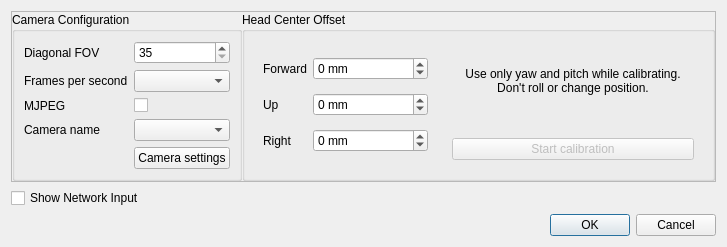
This is tracker-neuralnet/neuralnet-trackercontrols.ui in opentrack/opentrack as Qt 5 draws it before an edit. The edited form follows.
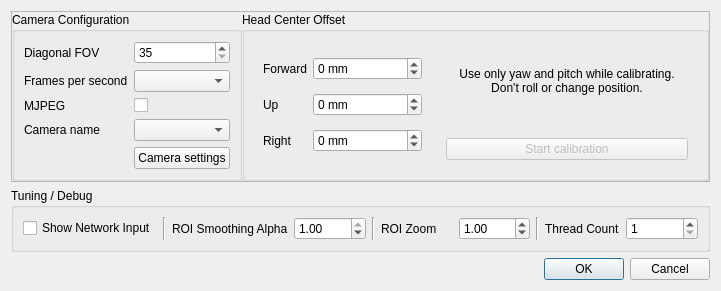
This is the edited form.

Patch:
```diff
--- a/tracker-neuralnet/neuralnet-trackercontrols.ui
+++ b/tracker-neuralnet/neuralnet-trackercontrols.ui
@@ -9,15 +9,15 @@
    <rect>
     <x>0</x>
     <y>0</y>
-    <width>727</width>
-    <height>202</height>
+    <width>721</width>
+    <height>277</height>
    </rect>
   </property>
   <property name="windowTitle">
    <string>Tracker settings</string>
   </property>
   <layout class="QGridLayout" name="gridLayout">
-   <item row="5" column="0">
+   <item row="9" column="0">
     <widget class="QDialogButtonBox" name="buttonBox">
      <property name="standardButtons">
       <set>QDialogButtonBox::Cancel|QDialogButtonBox::Ok</set>
@@ -364,11 +364,143 @@
      </layout>
     </widget>
    </item>
-   <item row="4" column="0">
-    <widget class="QCheckBox" name="showNetworkInput">
-     <property name="text">
-      <string>Show Network Input</string>
+   <item row="5" column="0">
+    <widget class="QGroupBox" name="tuningOptionsBox">
+     <property name="sizePolicy">
+      <sizepolicy hsizetype="Preferred" vsizetype="Preferred">
+       <horstretch>0</horstretch>
+       <verstretch>0</verstretch>
+      </sizepolicy>
      </property>
+     <property name="minimumSize">
+      <size>
+       <width>0</width>
+       <height>0</height>
+      </size>
+     </property>
+     <property name="title">
+      <string>Tuning / Debug</string>
+     </property>
+     <layout class="QGridLayout" name="gridLayout_2">
+      <item row="0" column="7">
+       <widget class="Line" name="line_3">
+        <property name="orientation">
+         <enum>Qt::Vertical</enum>
+        </property>
+       </widget>
+      </item>
+      <item row="0" column="8">
+       <widget class="QLabel" name="threadCountLabel">
+        <property name="text">
+         <string>Thread Count</string>
+        </property>
+       </widget>
+      </item>
+      <item row="0" column="2">
+       <widget class="QLabel" name="roiFilterAlphaLabel">
+        <property name="sizePolicy">
+         <sizepolicy hsizetype="Minimum" vsizetype="Minimum">
+          <horstretch>0</horstretch>
+          <verstretch>0</verstretch>
+         </sizepolicy>
+        </property>
+        <property name="text">
+         <string>ROI Smoothing Alpha</string>
+        </property>
+       </widget>
+      </item>
+      <item row="0" column="1">
+       <widget class="Line" name="line">
+        <property name="orientation">
+         <enum>Qt::Vertical</enum>
+        </property>
+       </widget>
+      </item>
+      <item row="0" column="0">
+       <widget class="QCheckBox" name="showNetworkInput">
+        <property name="sizePolicy">
+         <sizepolicy hsizetype="Minimum" vsizetype="Fixed">
+          <horstretch>0</horstretch>
+          <verstretch>0</verstretch>
+         </sizepolicy>
+        </property>
+        <property name="text">
+         <string>Show Network Input</string>
+        </property>
+       </widget>
+      </item>
+      <item row="0" column="3">
+       <widget class="QDoubleSpinBox" name="roiFilterAlpha">
+        <property name="sizePolicy">
+         <sizepolicy hsizetype="Minimum" vsizetype="Fixed">
+          <horstretch>0</horstretch>
+          <verstretch>0</verstretch>
+         </sizepolicy>
+        </property>
+        <property name="maximumSize">
+         <size>
+          <width>150</width>
+          <height>16777215</height>
+         </size>
+        </property>
+        <property name="wrapping">
+         <bool>false</bool>
+        </property>
+        <property name="decimals">
+         <number>2</number>
+        </property>
+        <property name="maximum">
+         <double>1.000000000000000</double>
+        </property>
+        <property name="singleStep">
+         <double>0.010000000000000</double>
+        </property>
+        <property name="value">
+         <double>1.000000000000000</double>
+        </property>
+       </widget>
+      </item>
+      <item row="0" column="5">
+       <widget class="QLabel" name="roiZoomLabel">
+        <property name="text">
+         <string>ROI Zoom</string>
+        </property>
+       </widget>
+      </item>
+      <item row="0" column="4">
+       <widget class="Line" name="line_2">
+        <property name="orientation">
+         <enum>Qt::Vertical</enum>
+        </property>
+       </widget>
+      </item>
+      <item row="0" column="6">
+       <widget class="QDoubleSpinBox" name="roiZoom">
+        <property name="minimum">
+         <double>0.100000000000000</double>
+        </property>
+        <property name="maximum">
+         <double>2.000000000000000</double>
+        </property>
+        <property name="singleStep">
+         <double>0.010000000000000</double>
+        </property>
+        <property name="value">
+         <double>1.000000000000000</double>
+        </property>
+       </widget>
+      </item>
+      <item row="0" column="9">
+       <widget class="QSpinBox" name="threadCount">
+        <property name="minimum">
+         <number>1</number>
+        </property>
+        <property name="maximum">
+         <number>32</number>
+        </property>
+       </widget>
+      </item>
+     </layout>
     </widget>
    </item>
   </layout>
```
